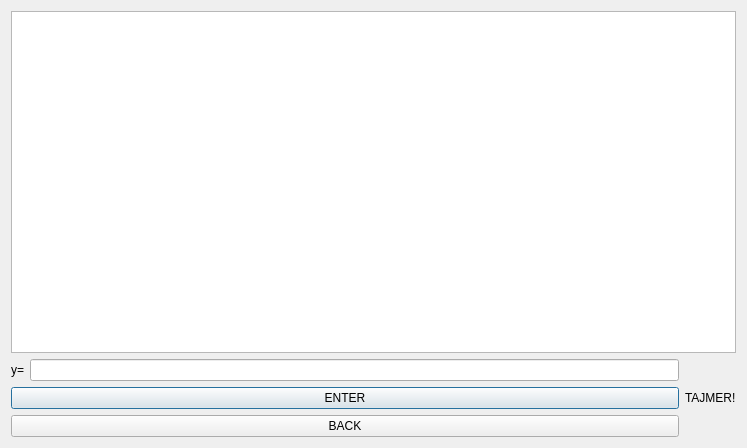
Divljo31/MATFWars, file MATFWars/guessgame.ui: the form before one commit.
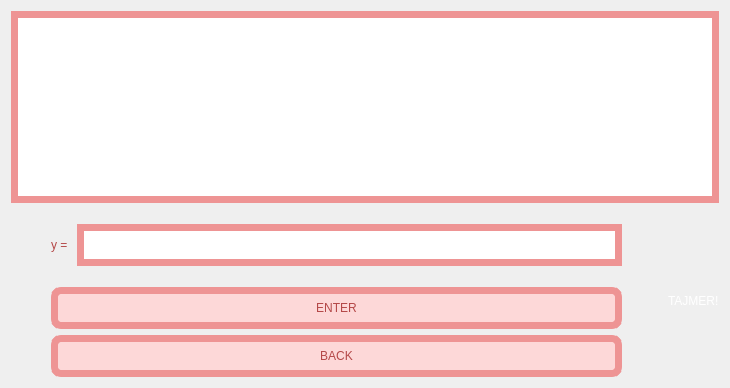
The form after the commit. Icons and pictures are not drawn.

The edit to the form file:
```diff
--- a/MATFWars/guessgame.ui
+++ b/MATFWars/guessgame.ui
@@ -6,10 +6,16 @@
    <rect>
     <x>0</x>
     <y>0</y>
-    <width>747</width>
-    <height>448</height>
+    <width>730</width>
+    <height>388</height>
    </rect>
   </property>
+  <property name="sizePolicy">
+   <sizepolicy hsizetype="Preferred" vsizetype="Expanding">
+    <horstretch>0</horstretch>
+    <verstretch>0</verstretch>
+   </sizepolicy>
+  </property>
   <property name="windowTitle">
    <string>MATFWars</string>
   </property>
@@ -20,30 +26,119 @@
    <item>
     <layout class="QHBoxLayout" name="horizontalLayout">
      <item>
-      <widget class="QGraphicsView" name="function_graphicsView"/>
+      <widget class="QGraphicsView" name="function_graphicsView">
+       <property name="sizePolicy">
+        <sizepolicy hsizetype="Expanding" vsizetype="Expanding">
+         <horstretch>0</horstretch>
+         <verstretch>0</verstretch>
+        </sizepolicy>
+       </property>
+       <property name="styleSheet">
+        <string notr="true">border:7px solid;
+border-color: rgb(238, 148, 148);</string>
+       </property>
+      </widget>
      </item>
     </layout>
    </item>
+   <item>
+    <spacer name="verticalSpacer">
+     <property name="orientation">
+      <enum>Qt::Vertical</enum>
+     </property>
+     <property name="sizeType">
+      <enum>QSizePolicy::Maximum</enum>
+     </property>
+     <property name="sizeHint" stdset="0">
+      <size>
+       <width>15</width>
+       <height>15</height>
+      </size>
+     </property>
+    </spacer>
+   </item>
    <item>
     <layout class="QHBoxLayout" name="horizontalLayout_4">
+     <item>
+      <spacer name="horizontalSpacer_2">
+       <property name="orientation">
+        <enum>Qt::Horizontal</enum>
+       </property>
+       <property name="sizeType">
+        <enum>QSizePolicy::Minimum</enum>
+       </property>
+       <property name="sizeHint" stdset="0">
+        <size>
+         <width>40</width>
+         <height>5</height>
+        </size>
+       </property>
+      </spacer>
+     </item>
      <item>
       <layout class="QVBoxLayout" name="verticalLayout_3">
        <item>
         <layout class="QHBoxLayout" name="horizontalLayout_2">
          <item>
           <widget class="QLabel" name="y_label">
+           <property name="styleSheet">
+            <string notr="true">color: rgb(180, 72, 72);
+font: 600 20pt &quot;URW Bookman&quot;;
+</string>
+           </property>
            <property name="text">
-            <string>y=</string>
+            <string>y = </string>
            </property>
           </widget>
          </item>
          <item>
-          <widget class="QLineEdit" name="y_lineEdit"/>
+          <widget class="QLineEdit" name="y_lineEdit">
+           <property name="sizePolicy">
+            <sizepolicy hsizetype="Expanding" vsizetype="Expanding">
+             <horstretch>0</horstretch>
+             <verstretch>0</verstretch>
+            </sizepolicy>
+           </property>
+           <property name="styleSheet">
+            <string notr="true">border:7px solid;
+border-color: rgb(238, 148, 148);</string>
+           </property>
+          </widget>
          </item>
         </layout>
        </item>
+       <item>
+        <spacer name="verticalSpacer_2">
+         <property name="orientation">
+          <enum>Qt::Vertical</enum>
+         </property>
+         <property name="sizeType">
+          <enum>QSizePolicy::Minimum</enum>
+         </property>
+         <property name="sizeHint" stdset="0">
+          <size>
+           <width>20</width>
+           <height>15</height>
+          </size>
+         </property>
+        </spacer>
+       </item>
        <item>
         <widget class="QPushButton" name="enter_guess_button">
+         <property name="sizePolicy">
+          <sizepolicy hsizetype="Expanding" vsizetype="Expanding">
+           <horstretch>0</horstretch>
+           <verstretch>0</verstretch>
+          </sizepolicy>
+         </property>
+         <property name="styleSheet">
+          <string notr="true">color:rgb(180, 72, 72);
+font: 600 17pt &quot;URW Bookman&quot;;
+background-color: rgb(253, 216, 216);
+border-radius:10px;
+border:7px solid;
+border-color: rgb(238, 148, 148);</string>
+         </property>
          <property name="text">
           <string>ENTER</string>
          </property>
@@ -51,6 +146,20 @@
        </item>
        <item>
         <widget class="QPushButton" name="back_guess_button">
+         <property name="sizePolicy">
+          <sizepolicy hsizetype="Expanding" vsizetype="Expanding">
+           <horstretch>0</horstretch>
+           <verstretch>0</verstretch>
+          </sizepolicy>
+         </property>
+         <property name="styleSheet">
+          <string notr="true">color:rgb(180, 72, 72);
+font: 600 17pt &quot;URW Bookman&quot;;
+background-color: rgb(253, 216, 216);
+border-radius:10px;
+border:7px solid;
+border-color: rgb(238, 148, 148);</string>
+         </property>
          <property name="text">
           <string>BACK</string>
          </property>
@@ -58,8 +167,27 @@
        </item>
       </layout>
      </item>
+     <item>
+      <spacer name="horizontalSpacer">
+       <property name="orientation">
+        <enum>Qt::Horizontal</enum>
+       </property>
+       <property name="sizeType">
+        <enum>QSizePolicy::Minimum</enum>
+       </property>
+       <property name="sizeHint" stdset="0">
+        <size>
+         <width>40</width>
+         <height>15</height>
+        </size>
+       </property>
+      </spacer>
+     </item>
      <item>
       <widget class="QLabel" name="TAJMER">
+       <property name="styleSheet">
+        <string notr="true">color:white;</string>
+       </property>
        <property name="text">
         <string>TAJMER!</string>
        </property>
```
Left out of the diff: 2 changed lines with no effect on the pictures.
